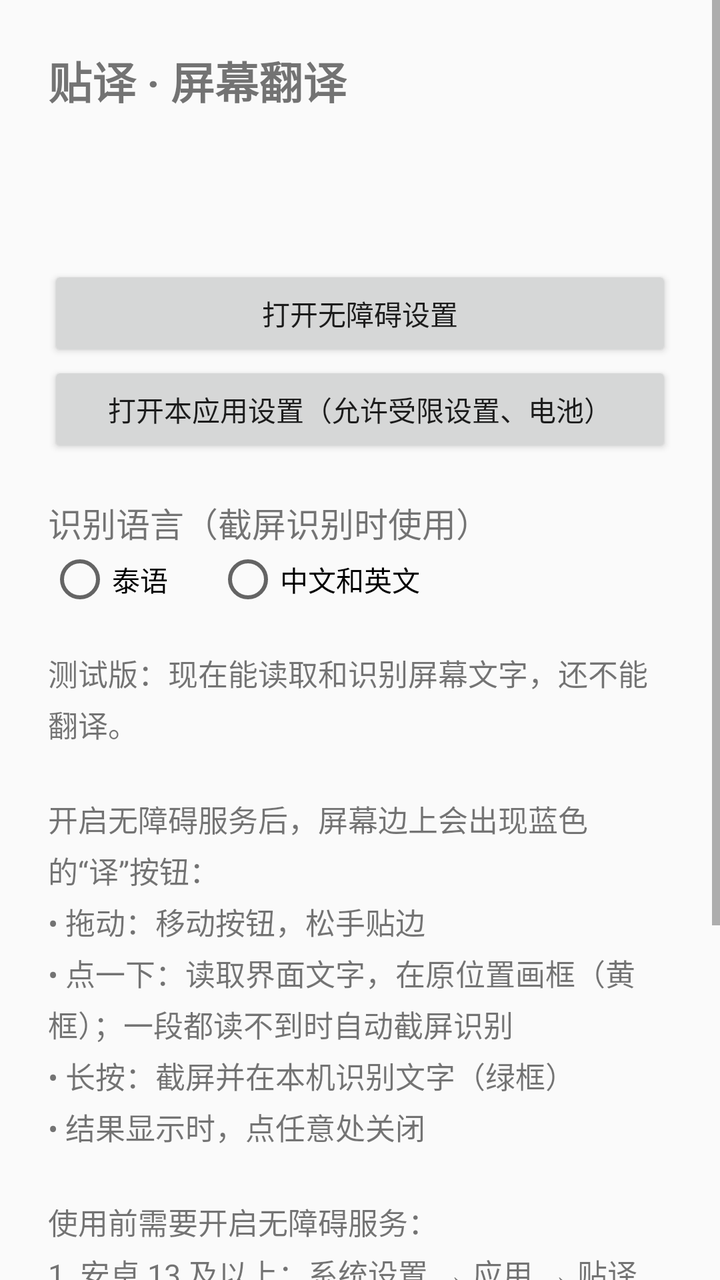
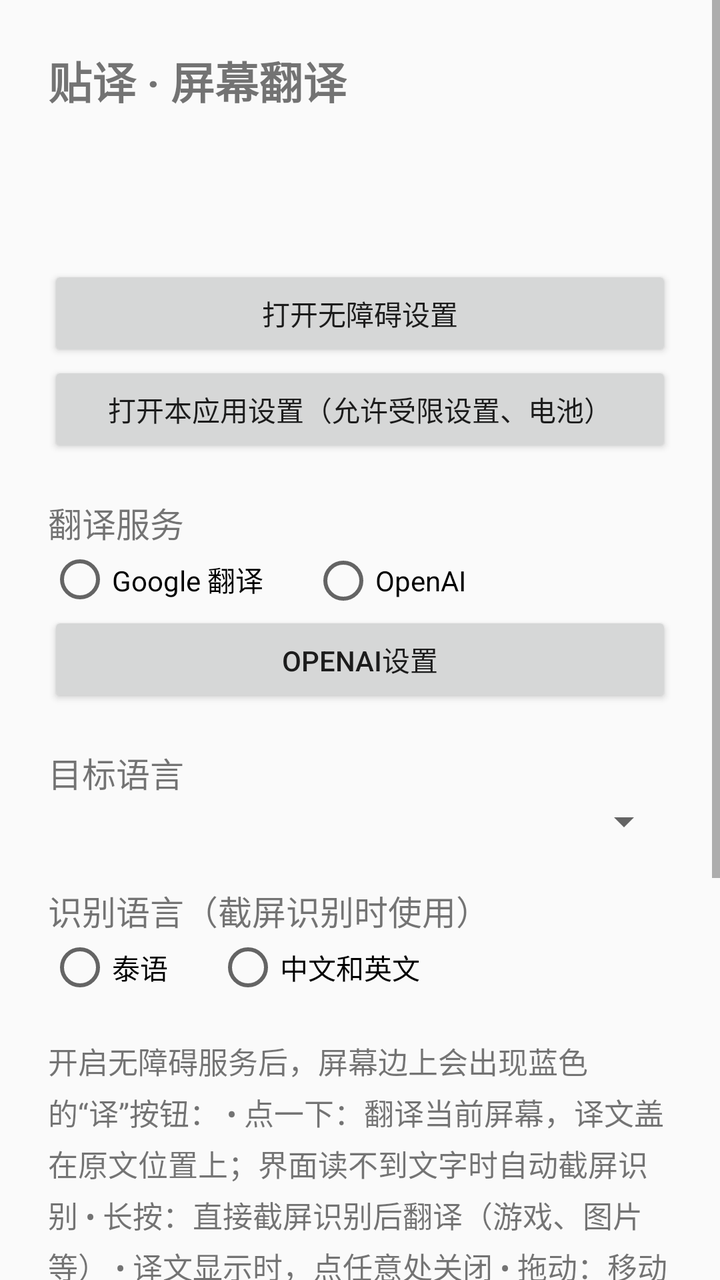

Two renders of the same Android screen: before a commit and after it. Below are the layout's source before the change and the commit's diff.
<!-- AndroidManifest.xml: application theme Theme.TextTack -->
<!-- res/layout/activity_main.xml -->
<?xml version="1.0" encoding="utf-8"?>
<ScrollView xmlns:android="http://schemas.android.com/apk/res/android"
    android:layout_width="match_parent"
    android:layout_height="match_parent">

    <LinearLayout
        android:layout_width="match_parent"
        android:layout_height="wrap_content"
        android:orientation="vertical"
        android:padding="24dp">

        <TextView
            android:layout_width="wrap_content"
            android:layout_height="wrap_content"
            android:text="@string/main_title"
            android:textSize="22sp"
            android:textStyle="bold" />

        <TextView
            android:id="@+id/version"
            android:layout_width="wrap_content"
            android:layout_height="wrap_content"
            android:layout_marginTop="4dp"
            android:textSize="13sp" />

        <TextView
            android:id="@+id/status"
            android:layout_width="wrap_content"
            android:layout_height="wrap_content"
            android:layout_marginTop="20dp"
            android:textSize="17sp" />

        <Button
            android:id="@+id/open_accessibility"
            android:layout_width="match_parent"
            android:layout_height="wrap_content"
            android:layout_marginTop="12dp"
            android:text="@string/open_accessibility_settings" />

        <Button
            android:id="@+id/open_app_settings"
            android:layout_width="match_parent"
            android:layout_height="wrap_content"
            android:text="@string/open_app_settings" />

        <TextView
            android:layout_width="wrap_content"
            android:layout_height="wrap_content"
            android:layout_marginTop="20dp"
            android:text="@string/ocr_language_title"
            android:textSize="17sp" />

        <RadioGroup
            android:id="@+id/ocr_language"
            android:layout_width="match_parent"
            android:layout_height="wrap_content"
            android:orientation="horizontal">

            <RadioButton
                android:id="@+id/ocr_language_th"
                android:layout_width="wrap_content"
                android:layout_height="wrap_content"
                android:layout_marginEnd="24dp"
                android:text="@string/ocr_language_th" />

            <RadioButton
                android:id="@+id/ocr_language_cjk"
                android:layout_width="wrap_content"
                android:layout_height="wrap_content"
                android:text="@string/ocr_language_cjk" />
        </RadioGroup>

        <TextView
            android:layout_width="wrap_content"
            android:layout_height="wrap_content"
            android:layout_marginTop="20dp"
            android:lineSpacingExtra="4dp"
            android:text="@string/main_intro"
            android:textSize="15sp" />

        <Button
            android:id="@+id/open_licenses"
            style="?android:attr/borderlessButtonStyle"
            android:layout_width="wrap_content"
            android:layout_height="wrap_content"
            android:layout_marginTop="12dp"
            android:text="@string/open_licenses" />
    </LinearLayout>
</ScrollView>
<!-- resources referenced by this layout -->
<resources>
  <string name="main_intro">测试版：现在能读取和识别屏幕文字，还不能翻译。\n\n开启无障碍服务后，屏幕边上会出现蓝色的“译”按钮：\n• 拖动：移动按钮，松手贴边\n• 点一下：读取界面文字，在原位置画框（黄框）；一段都读不到时自动截屏识别\n• 长按：截屏并在本机识别文字（绿框）\n• 结果显示时，点任意处关闭\n\n使用前需要开启无障碍服务：\n1. 安卓 13 及以上：系统设置 → 应用 → 贴译 → 右上角菜单 → 允许受限设置（先在无障碍里点一次贴译，这个菜单才会出现）。\n2. 系统设置 → 无障碍 → 已下载的应用 → 贴译 → 开启。\n3. 国产系统：把贴译的电池设为无限制，并允许自启动。</string>
  <string name="main_title">贴译 · 屏幕翻译</string>
  <string name="ocr_language_cjk">中文和英文</string>
  <string name="ocr_language_th">泰语</string>
  <string name="ocr_language_title">识别语言（截屏识别时使用）</string>
  <string name="open_accessibility_settings">打开无障碍设置</string>
  <string name="open_app_settings">打开本应用设置（允许受限设置、电池）</string>
  <string name="open_licenses">开源许可</string>
  <style name="Theme.TextTack" parent="android:Theme.Material.Light.DarkActionBar" />
</resources>

<!-- the commit's change to res/layout/activity_main.xml (unified diff, before → after) -->
@@ -47,6 +47,51 @@
             android:layout_width="wrap_content"
             android:layout_height="wrap_content"
             android:layout_marginTop="20dp"
+            android:text="@string/provider_title"
+            android:textSize="17sp" />
+
+        <RadioGroup
+            android:id="@+id/provider"
+            android:layout_width="match_parent"
+            android:layout_height="wrap_content"
+            android:orientation="horizontal">
+
+            <RadioButton
+                android:id="@+id/provider_google"
+                android:layout_width="wrap_content"
+                android:layout_height="wrap_content"
+                android:layout_marginEnd="24dp"
+                android:text="@string/provider_google" />
+
+            <RadioButton
+                android:id="@+id/provider_openai"
+                android:layout_width="wrap_content"
+                android:layout_height="wrap_content"
+                android:text="@string/provider_openai" />
+        </RadioGroup>
+
+        <Button
+            android:id="@+id/open_openai_settings"
+            android:layout_width="match_parent"
+            android:layout_height="wrap_content"
+            android:text="@string/open_openai_settings" />
+
+        <TextView
+            android:layout_width="wrap_content"
+            android:layout_height="wrap_content"
+            android:layout_marginTop="20dp"
+            android:text="@string/target_language_title"
+            android:textSize="17sp" />
+
+        <Spinner
+            android:id="@+id/target_language"
+            android:layout_width="match_parent"
+            android:layout_height="wrap_content" />
+
+        <TextView
+            android:layout_width="wrap_content"
+            android:layout_height="wrap_content"
+            android:layout_marginTop="20dp"
             android:text="@string/ocr_language_title"
             android:textSize="17sp" />
 
<!-- resource entries referenced after the edit -->
@@ -1,6 +1,16 @@
 <!-- resources referenced by this layout -->
 <resources>
-  <string name="main_intro">测试版：现在能读取和识别屏幕文字，还不能翻译。\n\n开启无障碍服务后，屏幕边上会出现蓝色的“译”按钮：\n• 拖动：移动按钮，松手贴边\n• 点一下：读取界面文字，在原位置画框（黄框）；一段都读不到时自动截屏识别\n• 长按：截屏并在本机识别文字（绿框）\n• 结果显示时，点任意处关闭\n\n使用前需要开启无障碍服务：\n1. 安卓 13 及以上：系统设置 → 应用 → 贴译 → 右上角菜单 → 允许受限设置（先在无障碍里点一次贴译，这个菜单才会出现）。\n2. 系统设置 → 无障碍 → 已下载的应用 → 贴译 → 开启。\n3. 国产系统：把贴译的电池设为无限制，并允许自启动。</string>
+  <string name="main_intro">开启无障碍服务后，屏幕边上会出现蓝色的“译”按钮：
+  • 点一下：翻译当前屏幕，译文盖在原文位置上；界面读不到文字时自动截屏识别
+  • 长按：直接截屏识别后翻译（游戏、图片等）
+  • 译文显示时，点任意处关闭
+  • 拖动：移动按钮，松手贴边
+  处理中按钮会变淡，出错时才会显示提示。
+  
+  使用前需要开启无障碍服务：
+  1. 安卓 13 及以上：系统设置 → 应用 → 贴译 → 右上角菜单 → 允许受限设置（先在无障碍里点一次贴译，这个菜单才会出现）。
+  2. 系统设置 → 无障碍 → 已下载的应用 → 贴译 → 开启。
+  3. 国产系统：把贴译的电池设为无限制，并允许自启动。</string>
   <string name="main_title">贴译 · 屏幕翻译</string>
   <string name="ocr_language_cjk">中文和英文</string>
   <string name="ocr_language_th">泰语</string>
@@ -8,6 +18,11 @@
   <string name="open_accessibility_settings">打开无障碍设置</string>
   <string name="open_app_settings">打开本应用设置（允许受限设置、电池）</string>
   <string name="open_licenses">开源许可</string>
+  <string name="open_openai_settings">OpenAI设置</string>
+  <string name="provider_google">Google 翻译</string>
+  <string name="provider_openai">OpenAI</string>
+  <string name="provider_title">翻译服务</string>
+  <string name="target_language_title">目标语言</string>
   <style name="Theme.TextTack" parent="android:Theme.Material.Light.DarkActionBar" />
 </resources>
 
